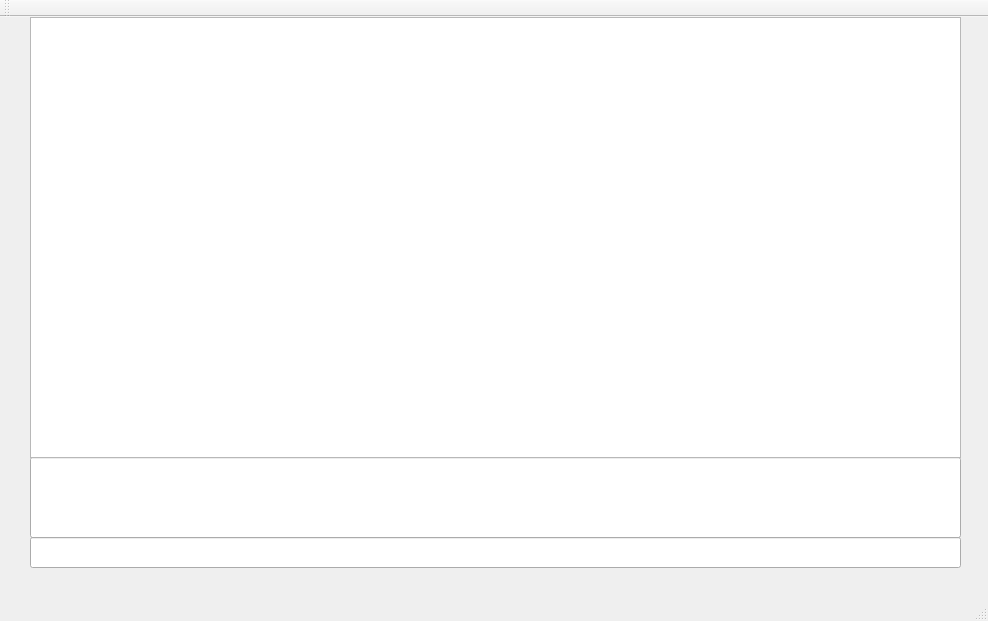
Wasiollo/Botvina, file app/forms/mainwindow.ui: the form before one commit.
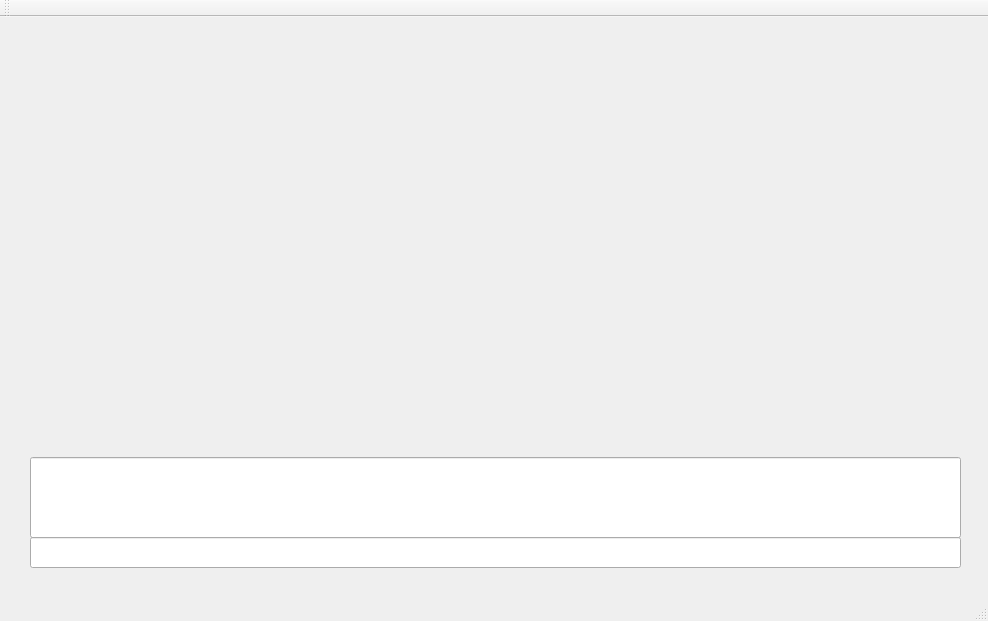
The form after the commit.

```diff
--- a/app/forms/mainwindow.ui
+++ b/app/forms/mainwindow.ui
@@ -49,7 +49,7 @@
      <bool>true</bool>
     </property>
    </widget>
-   <widget class="QGraphicsView" name="graphicsView">
+   <widget class="QWidget" name="drawWidget" native="true">
     <property name="geometry">
      <rect>
       <x>30</x>
```
Left out of the diff: 3 changed lines with no effect on the pictures.
